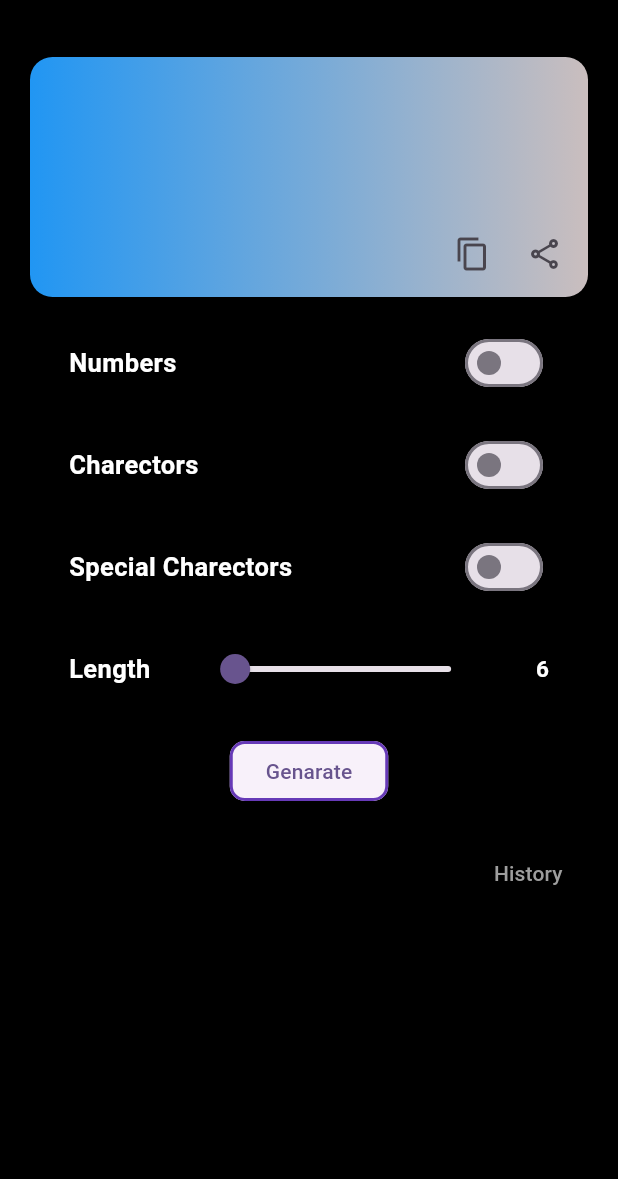
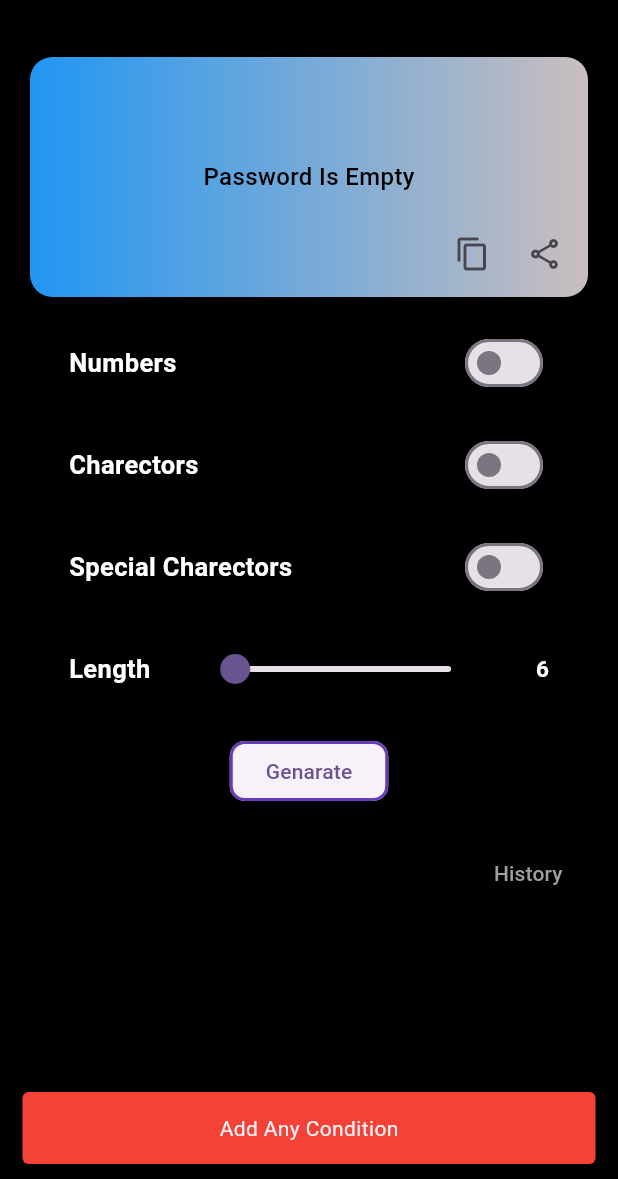
Before and after one commit to safvansafvan/password_genarator, a Flutter app: the screen it shows after launch, after a tap on "Genarate", on a phone screen of 412 x 824 dp, the part 57-1236 px from its top. Run offline on Flutter 3.47's test engine with Material 2 defaults, Android fonts, the phone set to English and light mode, and no system bars; our stand-ins replace get, hive, hive_flutter; accounts and stored records are empty.

Commit message:
issues solved and password history added

```diff
--- a/lib/controller/core/constent.dart
+++ b/lib/controller/core/constent.dart
@@ -3,6 +3,8 @@ import 'package:flutter/material.dart';
 class CustomClr {
   static Color kwhite = Colors.white;
   static Color kblack = Colors.black;
+  static Color kred = Colors.red;
+  static Color kgreen = Colors.green;
 }
 
 class CustomFuc {
--- a/lib/controller/Db/db.dart
+++ b/lib/controller/getx/db.dart
@@ -1,8 +1,8 @@
-import 'package:flutter/material.dart';
+import 'package:get/get.dart';
 import 'package:hive_flutter/adapters.dart';
 import 'package:password_genarator/model/password.dart';
 
-class DatabaseFuctions extends ChangeNotifier {
+class DatabaseFuctions extends GetxController {
   List<PasswordModel> passwordHistory = [];
   Future addPassword(PasswordModel data) async {
     final passwordBox = await Hive.openBox<PasswordModel>('password_database');
@@ -12,13 +12,13 @@ class DatabaseFuctions extends ChangeNotifier {
         PasswordModel(password: data.password, time: data.time, id: id);
     passwordBox.put(id, value);
     passwordHistory.add(data);
-    notifyListeners();
+    update();
   }
 
   Future getAllPassword() async {
     final passwordBox = await Hive.openBox<PasswordModel>('password_database');
     passwordHistory.clear();
     passwordHistory.addAll(passwordBox.values);
-    notifyListeners();
+    update();
   }
 }
--- a/lib/view/genarator_screen/genarator_screen.dart
+++ b/lib/view/genarator_screen/genarator_screen.dart
@@ -1,15 +1,22 @@
 import 'package:flutter/material.dart';
 import 'package:get/get.dart';
+import 'package:password_genarator/controller/getx/db.dart';
 import 'package:password_genarator/controller/core/constent.dart';
 import 'package:password_genarator/controller/getx/res.dart';
+import 'package:password_genarator/model/password.dart';
 import 'package:password_genarator/view/history_screen/history_screen.dart';
+import 'package:password_genarator/view/widgets/snack_bar.dart';
 
 class HomeScreen extends StatelessWidget {
   const HomeScreen({super.key});
 
   @override
   Widget build(BuildContext context) {
+    WidgetsBinding.instance.addPostFrameCallback((timeStamp) {
+      Get.put(DatabaseFuctions().getAllPassword());
+    });
     final controller = Get.put(Controller());
+    final dbController = Get.put(DatabaseFuctions());
     return Scaffold(
       backgroundColor: CustomClr.kblack,
       appBar: AppBar(
@@ -52,7 +59,15 @@ class HomeScreen extends StatelessWidget {
               child: Stack(
                 children: [
                   Center(
-                      child: TextFormField(
+                      child: controller.passwordController.text.isEmpty
+                          ? Text(
+                              'Password Is Empty',
+                              style: CustomFuc.textStyleFuc(
+                                  fontWeight: FontWeight.w500,
+                                  color: CustomClr.kblack,
+                                  size: 16),
+                            )
+                          : TextFormField(
                               decoration: const InputDecoration(
                                   focusedBorder: InputBorder.none,
                                   enabledBorder: InputBorder.none),
@@ -184,13 +199,11 @@ class HomeScreen extends StatelessWidget {
             Align(
               alignment: Alignment.center,
               child: ElevatedButton(
-                onPressed: () {
-                  controller.passwordController.text =
-                      controller.genaratePassword(
-                          length: controller.sliderValue.value,
-                          letters: controller.charector.value,
-                          numbers: controller.numbers.value,
-                          specialCharec: controller.specialChar.value);
+                onPressed: () async {
+                  await genarateButtonClick(
+                      controller: controller,
+                      dbController: dbController,
+                      context: context);
                 },
                 style: ButtonStyle(
                     shape: MaterialStateProperty.all(
@@ -231,4 +244,28 @@ class HomeScreen extends StatelessWidget {
       ),
     );
   }
+
+  Future genarateButtonClick(
+      {required Controller controller,
+      required DatabaseFuctions dbController,
+      required context}) async {
+    if (controller.charector.isFalse ||
+        controller.numbers.isFalse ||
+        controller.specialChar.isFalse) {
+      CommonSnackBar.snackBar(
+          title: "Add Any Condition", clr: CustomClr.kred, context: context);
+    } else {
+      controller.passwordController.text = controller.genaratePassword(
+          length: controller.sliderValue.value,
+          letters: controller.charector.value,
+          numbers: controller.numbers.value,
+          specialCharec: controller.specialChar.value);
+      DateTime date = DateTime.now();
+      String time = "${date.hour}:${date.minute}";
+      PasswordModel passwordModel = PasswordModel(
+          password: controller.passwordController.text, time: time);
+
+      await dbController.addPassword(passwordModel);
     }
+  }
+}
--- /dev/null
+++ b/lib/view/widgets/snack_bar.dart
@@ -0,0 +1,15 @@
+import 'package:flutter/material.dart';
+
+class CommonSnackBar {
+  static snackBar(
+      {required String title,
+      required Color clr,
+      required BuildContext context}) {
+    ScaffoldMessenger.of(context).showSnackBar(SnackBar(
+      duration: const Duration(seconds: 2),
+      content: Center(child: Text(title)),
+      behavior: SnackBarBehavior.floating,
+      backgroundColor: clr,
+    ));
+  }
+}
```
Also changed, not shown: lib/view/history_screen/history_screen.dart (+41 -10 lines). Lines whose indentation alone changed are shown as unchanged.
